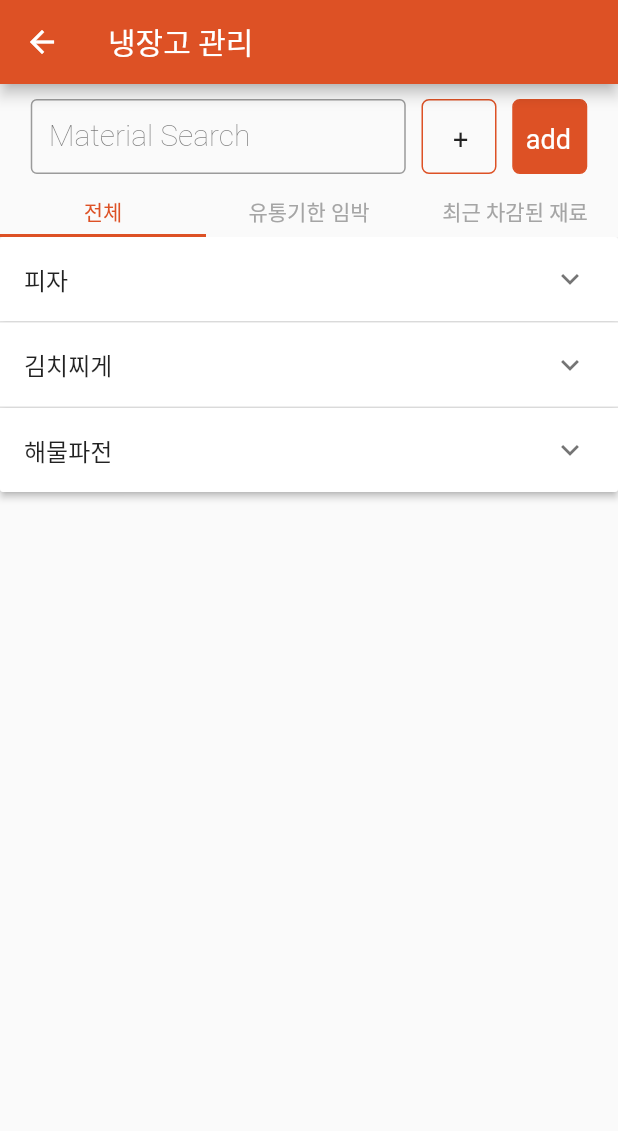
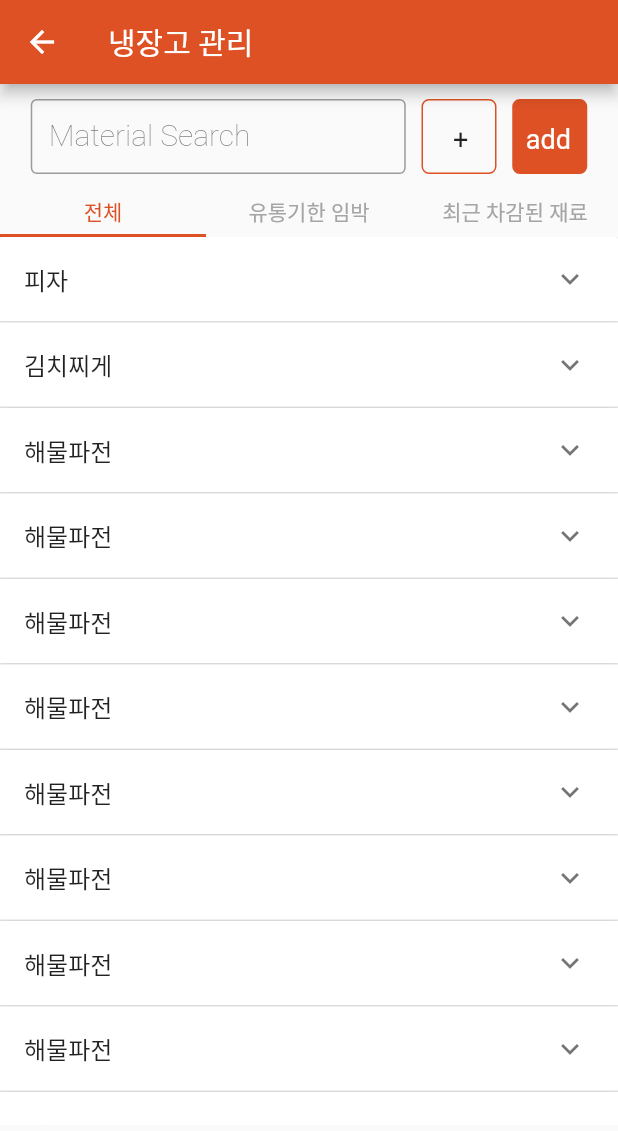
Before and after one commit to koboolean/refrigerator_project_flutter, a Flutter app: the MyFridge screen opened directly, on a phone screen of 412 x 824 dp. Shown: the top 1131 px of the screen. Run offline on Flutter 3.47's test engine with Material 2 defaults, Android fonts, the phone set to English and light mode, and no system bars; our stand-ins replace dropdown_textfield, firebase_auth, firebase_core, yaml; accounts and stored records are empty.

Commit message:
냉장고 관리 : overflow 오류

```diff
--- a/lib/screens/myRefriger.dart
+++ b/lib/screens/myRefriger.dart
@@ -34,6 +34,51 @@ class _MyFridgeState extends State<MyFridge> with TickerProviderStateMixin {
       expandedValue: '2023 01 03',
       isExpanded: false,
     ),
+    RecipeItem(
+      headerValue: '해물파전',
+      expandedValue: '2023 01 03',
+      isExpanded: false,
+    ),
+    RecipeItem(
+      headerValue: '해물파전',
+      expandedValue: '2023 01 03',
+      isExpanded: false,
+    ),
+    RecipeItem(
+      headerValue: '해물파전',
+      expandedValue: '2023 01 03',
+      isExpanded: false,
+    ),
+    RecipeItem(
+      headerValue: '해물파전',
+      expandedValue: '2023 01 03',
+      isExpanded: false,
+    ),
+    RecipeItem(
+      headerValue: '해물파전',
+      expandedValue: '2023 01 03',
+      isExpanded: false,
+    ),
+    RecipeItem(
+      headerValue: '해물파전',
+      expandedValue: '2023 01 03',
+      isExpanded: false,
+    ),
+    RecipeItem(
+      headerValue: '해물파전',
+      expandedValue: '2023 01 03',
+      isExpanded: false,
+    ),
+    RecipeItem(
+      headerValue: '해물파전',
+      expandedValue: '2023 01 03',
+      isExpanded: false,
+    ),
+    RecipeItem(
+      headerValue: '해물파전',
+      expandedValue: '2023 01 03',
+      isExpanded: false,
+    ),
   ];
 
   @override
@@ -45,16 +90,16 @@ class _MyFridgeState extends State<MyFridge> with TickerProviderStateMixin {
 
     @override
     void initState() {
-      _tabController = TabController(length: 2, vsync: this);
+      _tabController = TabController(length: 3, vsync: this);
       super.initState();
     }
 
     return Scaffold(
+      resizeToAvoidBottomInset: false,
       appBar: AppBar(
         title: Text("냉장고 관리"),
       ),
-      body: SingleChildScrollView(
-        child: Column(
+      body: Column(
         mainAxisSize: MainAxisSize.min,
         children: [
           Container(
@@ -172,8 +217,7 @@ class _MyFridgeState extends State<MyFridge> with TickerProviderStateMixin {
                     child: TabBarView(
                       controller: _tabController,
                       children: [
-                          Container(
-                            child: SingleChildScrollView(
+                        SingleChildScrollView(
                           child: RecipeList(
                             items: _items,
                             callbackFunction: (index, isExpanded) {
@@ -185,26 +229,25 @@ class _MyFridgeState extends State<MyFridge> with TickerProviderStateMixin {
                             },
                           ),
                         ),
+                        Container(
+                            // color: Colors.green[200],
+                            // alignment: Alignment.center,
+                            // child: Text(
+                            //   'Tab2 View',
+                            //   style: TextStyle(
+                            //     fontSize: 30,
+                            //   ),
+                            // ),
                             ),
                         Container(
-                            color: Colors.green[200],
-                            alignment: Alignment.center,
-                            child: Text(
-                              'Tab2 View',
-                              style: TextStyle(
-                                fontSize: 30,
-                              ),
-                            ),
-                          ),
-                          Container(
-                            color: Colors.blue[200],
-                            alignment: Alignment.center,
-                            child: Text(
-                              'Tab3 View',
-                              style: TextStyle(
-                                fontSize: 30,
-                              ),
-                            ),
+                            // color: Colors.blue[200],
+                            // alignment: Alignment.center,
+                            // child: Text(
+                            //   'Tab3 View',
+                            //   style: TextStyle(
+                            //     fontSize: 30,
+                            //   ),
+                            // ),
                             ),
                       ],
                     ),
@@ -215,7 +258,6 @@ class _MyFridgeState extends State<MyFridge> with TickerProviderStateMixin {
           ),
         ],
       ),
-      ),
     );
   }
 }
```
Lines whose indentation alone changed are shown as unchanged.
